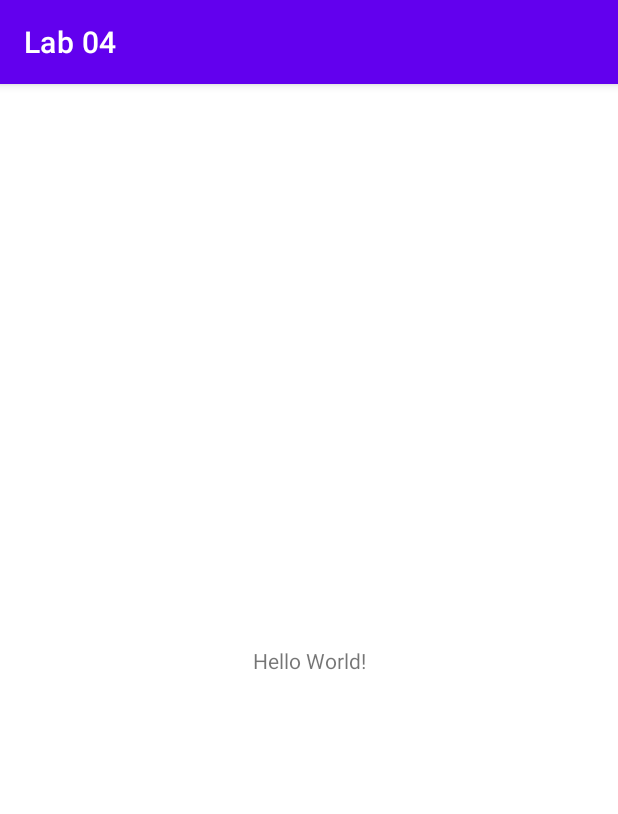
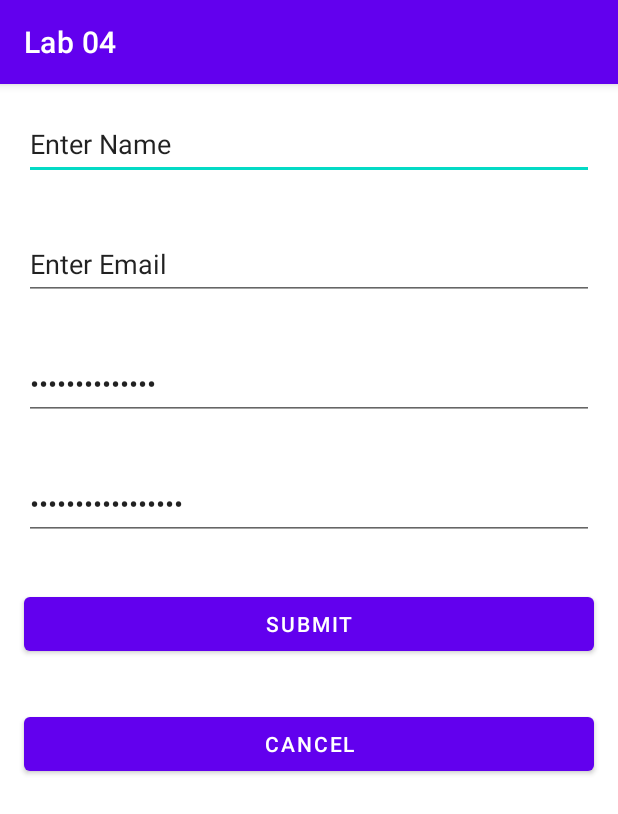
Before and after one commit to IT21214134/MADTutorial04, an Android app: the screen it shows after launch (MainActivity), on a phone screen of 412 x 824 dp. Shown: the top 814 px of the screen. Run offline under Robolectric (Android 15) with nearby library versions, the phone set to English and light mode, and no system bars.

Commit message:
Designed the Login Form

```diff
--- a/app/src/main/res/layout/activity_main.xml
+++ b/app/src/main/res/layout/activity_main.xml
@@ -1,18 +1,59 @@
 <?xml version="1.0" encoding="utf-8"?>
-<androidx.constraintlayout.widget.ConstraintLayout xmlns:android="http://schemas.android.com/apk/res/android"
+<LinearLayout xmlns:android="http://schemas.android.com/apk/res/android"
     xmlns:app="http://schemas.android.com/apk/res-auto"
     xmlns:tools="http://schemas.android.com/tools"
     android:layout_width="match_parent"
     android:layout_height="match_parent"
+    android:orientation="vertical"
     tools:context=".MainActivity">
 
-    <TextView
-        android:layout_width="wrap_content"
+    <EditText
+        android:id="@+id/edtName"
+        android:layout_width="match_parent"
+        android:layout_height="@dimen/layout_height"
+        android:layout_margin="@dimen/Margin"
+        android:ems="10"
+        android:inputType="textPersonName"
+        android:text="@string/Txt1" />
+
+    <EditText
+        android:id="@+id/edtmail"
+        android:layout_width="match_parent"
+        android:layout_height="@dimen/layout_height"
+        android:layout_margin="@dimen/Margin"
+        android:ems="10"
+        android:inputType="textEmailAddress"
+        android:text="@string/Txt2" />
+
+    <EditText
+        android:id="@+id/edtPassword"
+        android:layout_width="match_parent"
+        android:layout_height="@dimen/layout_height"
+        android:layout_margin="@dimen/Margin"
+        android:ems="10"
+        android:inputType="numberPassword"
+        android:text="@string/Txt3" />
+
+    <EditText
+        android:id="@+id/edtReTypePassword"
+        android:layout_width="match_parent"
+        android:layout_height="@dimen/layout_height"
+        android:layout_margin="@dimen/Margin"
+        android:ems="10"
+        android:inputType="numberPassword"
+        android:text="@string/Txt4" />
+
+    <Button
+        android:id="@+id/btnSubmit"
+        android:layout_width="match_parent"
         android:layout_height="wrap_content"
-        android:text="Hello World!"
-        app:layout_constraintBottom_toBottomOf="parent"
-        app:layout_constraintEnd_toEndOf="parent"
-        app:layout_constraintStart_toStartOf="parent"
-        app:layout_constraintTop_toTopOf="parent" />
+        android:layout_margin="@dimen/Margin"
+        android:text="@string/btn1" />
 
-</androidx.constraintlayout.widget.ConstraintLayout>
+    <Button
+        android:id="@+id/btnCancel"
+        android:layout_width="match_parent"
+        android:layout_height="wrap_content"
+        android:layout_margin="@dimen/Margin"
+        android:text="@string/btn2" />
+</LinearLayout>
--- /dev/null
+++ b/app/src/main/res/values/dimens.xml
@@ -0,0 +1,5 @@
+<?xml version="1.0" encoding="utf-8"?>
+<resources>
+    <dimen name="layout_height">48dp</dimen>
+    <dimen name="Margin">16dp</dimen>
+</resources>
--- a/app/src/main/res/values/strings.xml
+++ b/app/src/main/res/values/strings.xml
@@ -1,3 +1,9 @@
 <resources>
     <string name="app_name">Lab 04</string>
+    <string name="Txt1">Enter Name</string>
+    <string name="Txt2">Enter Email</string>
+    <string name="Txt3">Enter Password</string>
+    <string name="Txt4">Re Enter Password</string>
+    <string name="btn1">SUBMIT</string>
+    <string name="btn2">CANCEL</string>
 </resources>
```
